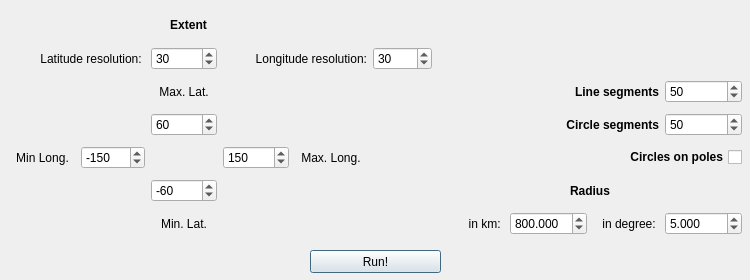
Above: indicatrix_mapper_dialog_base.ui from QnPi/tiss before the change. Below: the same form after it.
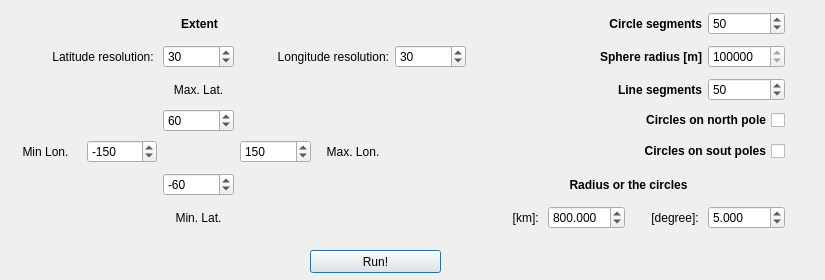
That is the form after the change.

Commit message:
#7 issue solved, gui updated
polar check boxes adder, renamed, spherical radius become a variabule
from gui (spinbox)

What changed in the file:
```diff
--- a/indicatrix_mapper_dialog_base.ui
+++ b/indicatrix_mapper_dialog_base.ui
@@ -6,7 +6,7 @@
    <rect>
     <x>0</x>
     <y>0</y>
-    <width>750</width>
+    <width>825</width>
     <height>280</height>
    </rect>
   </property>
@@ -49,7 +49,7 @@
     <rect>
      <x>10</x>
      <y>10</y>
-     <width>732</width>
+     <width>775</width>
      <height>227</height>
     </rect>
    </property>
@@ -82,7 +82,7 @@
        </size>
       </property>
       <property name="text">
-       <string>Max. Long.</string>
+       <string>Max. Lon.</string>
       </property>
       <property name="alignment">
        <set>Qt::AlignCenter</set>
@@ -111,7 +111,7 @@
        </size>
       </property>
       <property name="text">
-       <string>Min Long.</string>
+       <string>Min Lon.</string>
       </property>
       <property name="alignment">
        <set>Qt::AlignCenter</set>
@@ -291,41 +291,6 @@
       </property>
      </widget>
     </item>
-    <item row="3" column="9">
-     <widget class="QSpinBox" name="spbCircleSeg">
-      <property name="minimum">
-       <number>5</number>
-      </property>
-      <property name="maximum">
-       <number>100</number>
-      </property>
-      <property name="value">
-       <number>50</number>
-      </property>
-     </widget>
-    </item>
-    <item row="3" column="6" colspan="3">
-     <widget class="QLabel" name="lblCircleSeg">
-      <property name="minimumSize">
-       <size>
-        <width>144</width>
-        <height>27</height>
-       </size>
-      </property>
-      <property name="font">
-       <font>
-        <weight>75</weight>
-        <bold>true</bold>
-       </font>
-      </property>
-      <property name="text">
-       <string>Circle segments</string>
-      </property>
-      <property name="alignment">
-       <set>Qt::AlignRight|Qt::AlignTrailing|Qt::AlignVCenter</set>
-      </property>
-     </widget>
-    </item>
     <item row="6" column="6">
      <widget class="QLabel" name="label_11">
       <property name="minimumSize">
@@ -335,7 +300,7 @@
        </size>
       </property>
       <property name="text">
-       <string>in km: </string>
+       <string>[km]: </string>
       </property>
       <property name="alignment">
        <set>Qt::AlignRight|Qt::AlignTrailing|Qt::AlignVCenter</set>
@@ -367,7 +332,7 @@
        </size>
       </property>
       <property name="text">
-       <string>in degree: </string>
+       <string>[degree]: </string>
       </property>
       <property name="alignment">
        <set>Qt::AlignRight|Qt::AlignTrailing|Qt::AlignVCenter</set>
@@ -405,13 +370,73 @@
        </font>
       </property>
       <property name="text">
-       <string>Radius</string>
+       <string>Radius or the circles</string>
       </property>
       <property name="alignment">
        <set>Qt::AlignCenter</set>
       </property>
      </widget>
     </item>
+    <item row="1" column="7" colspan="2">
+     <widget class="QLabel" name="label_12">
+      <property name="minimumSize">
+       <size>
+        <width>66</width>
+        <height>27</height>
+       </size>
+      </property>
+      <property name="font">
+       <font>
+        <weight>75</weight>
+        <bold>true</bold>
+       </font>
+      </property>
+      <property name="text">
+       <string>Sphere radius [m]</string>
+      </property>
+      <property name="alignment">
+       <set>Qt::AlignRight|Qt::AlignTrailing|Qt::AlignVCenter</set>
+      </property>
+     </widget>
+    </item>
+    <item row="1" column="9">
+     <widget class="QSpinBox" name="spbRadius">
+      <property name="minimum">
+       <number>6000000</number>
+      </property>
+      <property name="maximum">
+       <number>7000000</number>
+      </property>
+      <property name="singleStep">
+       <number>0</number>
+      </property>
+      <property name="value">
+       <number>6371000</number>
+      </property>
+     </widget>
+    </item>
+    <item row="0" column="7" colspan="2">
+     <widget class="QLabel" name="lblCircleSeg">
+      <property name="minimumSize">
+       <size>
+        <width>144</width>
+        <height>27</height>
+       </size>
+      </property>
+      <property name="font">
+       <font>
+        <weight>75</weight>
+        <bold>true</bold>
+       </font>
+      </property>
+      <property name="text">
+       <string>Circle segments</string>
+      </property>
+      <property name="alignment">
+       <set>Qt::AlignRight|Qt::AlignTrailing|Qt::AlignVCenter</set>
+      </property>
+     </widget>
+    </item>
     <item row="4" column="8" colspan="2">
      <widget class="QCheckBox" name="chkPolar">
       <property name="font">
@@ -424,7 +449,36 @@
        <enum>Qt::RightToLeft</enum>
       </property>
       <property name="text">
-       <string>Circles on poles</string>
+       <string>Circles on sout poles</string>
+      </property>
+     </widget>
+    </item>
+    <item row="0" column="9">
+     <widget class="QSpinBox" name="spbCircleSeg">
+      <property name="minimum">
+       <number>5</number>
+      </property>
+      <property name="maximum">
+       <number>100</number>
+      </property>
+      <property name="value">
+       <number>50</number>
+      </property>
+     </widget>
+    </item>
+    <item row="3" column="8" colspan="2">
+     <widget class="QCheckBox" name="chkBoxNPole">
+      <property name="font">
+       <font>
+        <weight>75</weight>
+        <bold>true</bold>
+       </font>
+      </property>
+      <property name="layoutDirection">
+       <enum>Qt::RightToLeft</enum>
+      </property>
+      <property name="text">
+       <string>Circles on north pole</string>
       </property>
      </widget>
     </item>
```
Left out of the diff: 2 changed lines with no effect on the pictures. The commit also changes 2 other files.
